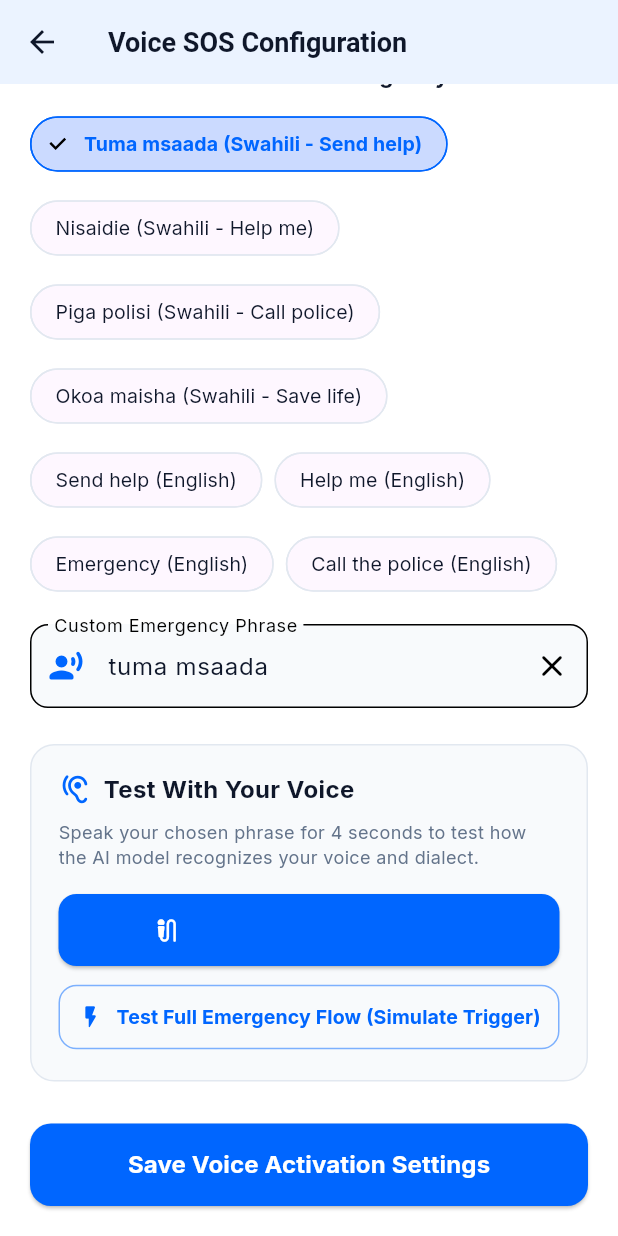
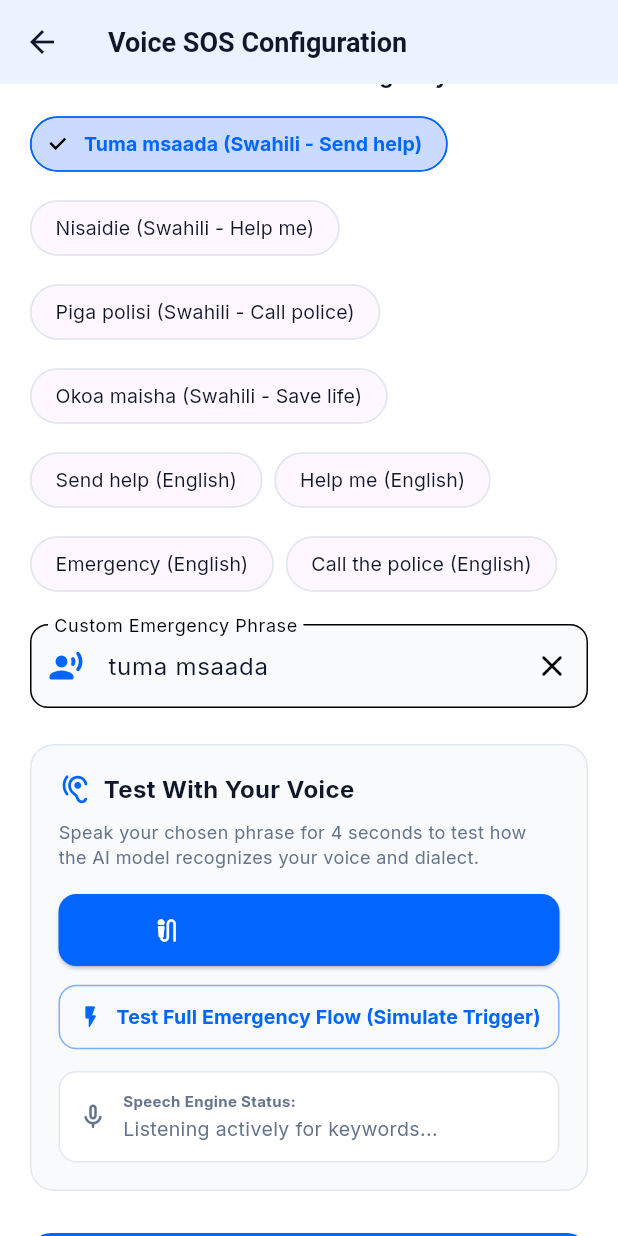
Before and after one commit to Joychepchumba/gps-safety-wearable, a Flutter app: the VoiceSettingsScreen screen opened by its route, scrolled down 291 dp, on a phone screen of 412 x 824 dp. Run offline on Flutter 3.47's test engine with Material 3 defaults, Android fonts, the phone set to English and light mode, and no system bars; our stand-ins replace flutter_blue_plus, flutter_local_notifications, flutter_map, geolocator, get_it, google_fonts and 8 more; missing offline and left inert: flutter_foreground_task, record; accounts and stored records are empty.

Commit message:
feat(voice): add live speech typing, concurrent audio recording, and continuous speech monitor

```diff
--- a/app/lib/features/emergency/screens/voice_settings_screen.dart
+++ b/app/lib/features/emergency/screens/voice_settings_screen.dart
@@ -1,3 +1,4 @@
+import 'dart:async';
 import 'package:flutter/material.dart';
 import 'package:provider/provider.dart';
 import '../../../core/constants/app_colors.dart';
@@ -19,6 +20,9 @@ class _VoiceSettingsScreenState extends State<VoiceSettingsScreen> {
   bool _isListeningEnabled = true;
   String _selectedPhrase = 'tuma msaada';
   bool _isTesting = false;
+  int _countdownSeconds = 0;
+  Timer? _countdownTimer;
+  String _liveHearingText = '';
   String? _testResultText;
   bool? _testResultMatched;
 
@@ -43,6 +47,7 @@ class _VoiceSettingsScreenState extends State<VoiceSettingsScreen> {
 
   @override
   void dispose() {
+    _countdownTimer?.cancel();
     _customPhraseController.dispose();
     super.dispose();
   }
@@ -56,33 +61,51 @@ class _VoiceSettingsScreenState extends State<VoiceSettingsScreen> {
       return;
     }
 
+    _countdownTimer?.cancel();
     setState(() {
       _isTesting = true;
+      _countdownSeconds = 4;
+      _liveHearingText = 'Listening... Speak your phrase now!';
       _testResultText = null;
       _testResultMatched = null;
     });
 
+    _countdownTimer = Timer.periodic(const Duration(seconds: 1), (timer) {
+      if (!mounted) {
+        timer.cancel();
+        return;
+      }
+      setState(() {
+        if (_countdownSeconds > 1) {
+          _countdownSeconds--;
+        } else {
+          _countdownSeconds = 0;
+          timer.cancel();
+        }
+      });
+    });
+
     final res = await _voiceService.recordAndTestPhrase(
       phraseToTest,
-      duration: const Duration(seconds: 6),
+      duration: const Duration(seconds: 4),
       onPartialHeard: (partial) {
         if (mounted) {
           setState(() {
-            _testResultText = 'Hearing: "$partial"...';
+            _liveHearingText = 'Hearing: "$partial"...';
           });
         }
       },
     );
 
+    _countdownTimer?.cancel();
     if (!mounted) return;
     setState(() {
       _isTesting = false;
+      _countdownSeconds = 0;
       if (res['success'] == true) {
         final transcription = res['transcription'] as String;
         final matched = res['matched'] as bool;
-        _testResultText = transcription.isNotEmpty
-            ? 'Model Heard: "$transcription"'
-            : 'Model did not catch clear speech. Speak clearly into mic.';
+        _testResultText = transcription;
         _testResultMatched = matched;
       } else {
         _testResultText = res['error'] ?? 'Audio verification failed';
@@ -288,7 +311,9 @@ class _VoiceSettingsScreenState extends State<VoiceSettingsScreen> {
                           )
                         : const Icon(Icons.mic_external_on_rounded, color: Colors.white),
                     label: Text(
-                      _isTesting ? 'Listening... Speak your phrase now!' : 'Record & Test Recognition',
+                      _isTesting
+                          ? 'Recording... ($_countdownSeconds s left)'
+                          : 'Record & Test Recognition',
                       style: const TextStyle(fontWeight: FontWeight.bold),
                     ),
                     style: ElevatedButton.styleFrom(
@@ -298,6 +323,35 @@ class _VoiceSettingsScreenState extends State<VoiceSettingsScreen> {
                     ),
                   ),
                   const SizedBox(height: 10),
+
+                  // Live Typing Indicator while testing
+                  if (_isTesting) ...[
+                    Container(
+                      margin: const EdgeInsets.only(top: 4, bottom: 8),
+                      padding: const EdgeInsets.all(12),
+                      decoration: BoxDecoration(
+                        color: AppColors.primary.withValues(alpha: 0.1),
+                        borderRadius: BorderRadius.circular(12),
+                        border: Border.all(color: AppColors.primary.withValues(alpha: 0.4)),
+                      ),
+                      child: Row(
+                        children: [
+                          const Icon(Icons.graphic_eq_rounded, color: AppColors.primary, size: 20),
+                          const SizedBox(width: 10),
+                          Expanded(
+                            child: Text(
+                              _liveHearingText,
+                              style: const TextStyle(
+                                fontSize: 13,
+                                fontWeight: FontWeight.bold,
+                                color: AppColors.primary,
+                              ),
+                            ),
+                          ),
+                        ],
+                      ),
+                    ),
+                  ],
 
                   // Simulation Button for Instant Verification
                   OutlinedButton.icon(
@@ -320,6 +374,61 @@ class _VoiceSettingsScreenState extends State<VoiceSettingsScreen> {
                       padding: const EdgeInsets.symmetric(vertical: 12),
                       shape: RoundedRectangleBorder(borderRadius: BorderRadius.circular(12)),
                     ),
+                  ),
+
+                  // Live Speech Monitor: Types what is heard continuously
+                  ValueListenableBuilder<String>(
+                    valueListenable: _voiceService.lastHeardWords,
+                    builder: (context, words, _) {
+                      return Container(
+                        margin: const EdgeInsets.only(top: 12),
+                        padding: const EdgeInsets.all(12),
+                        decoration: BoxDecoration(
+                          color: AppColors.background,
+                          borderRadius: BorderRadius.circular(12),
+                          border: Border.all(
+                            color: words.isNotEmpty
+                                ? AppColors.success.withValues(alpha: 0.6)
+                                : AppColors.border,
+                          ),
+                        ),
+                        child: Row(
+                          children: [
+                            Icon(
+                              words.isNotEmpty ? Icons.record_voice_over_rounded : Icons.mic_none_rounded,
+                              color: words.isNotEmpty ? AppColors.success : AppColors.textSecondary,
+                              size: 20,
+                            ),
+                            const SizedBox(width: 10),
+                            Expanded(
+                              child: Column(
+                                crossAxisAlignment: CrossAxisAlignment.start,
+                                children: [
+                                  Text(
+                                    words.isNotEmpty ? 'What was just heard:' : 'Speech Engine Status:',
+                                    style: TextStyle(
+                                      fontSize: 10,
+                                      fontWeight: FontWeight.bold,
+                                      color: words.isNotEmpty ? AppColors.success : AppColors.textSecondary,
+                                    ),
+                                  ),
+                                  const SizedBox(height: 2),
+                                  Text(
+                                    words.isNotEmpty ? '"$words"' : 'Listening actively for keywords...',
+                                    style: TextStyle(
+                                      fontSize: 13,
+                                      fontStyle: words.isNotEmpty ? FontStyle.italic : FontStyle.normal,
+                                      color: words.isNotEmpty ? AppColors.textPrimary : AppColors.textSecondary,
+                                      fontWeight: words.isNotEmpty ? FontWeight.w600 : FontWeight.normal,
+                                    ),
+                                  ),
+                                ],
+                              ),
+                            ),
+                          ],
+                        ),
+                      );
+                    },
                   ),
 
                   if (_testResultText != null) ...[
@@ -349,7 +458,7 @@ class _VoiceSettingsScreenState extends State<VoiceSettingsScreen> {
                               Text(
                                 _testResultMatched == true
                                     ? 'Recognition Matched & Verified!'
-                                    : 'Phrase Not Detected',
+                                    : 'Phrase Not Recognized',
                                 style: TextStyle(
                                   fontWeight: FontWeight.bold,
                                   color: _testResultMatched == true ? AppColors.success : AppColors.sosRed,
@@ -359,9 +468,16 @@ class _VoiceSettingsScreenState extends State<VoiceSettingsScreen> {
                           ),
                           const SizedBox(height: 6),
                           Text(
-                            _testResultText!,
-                            style: const TextStyle(fontSize: 13, color: AppColors.textPrimary),
+                            'Model Heard: "${_testResultText!}"',
+                            style: const TextStyle(fontSize: 13, fontWeight: FontWeight.bold, color: AppColors.textPrimary),
                           ),
+                          if (_testResultMatched != true) ...[
+                            const SizedBox(height: 4),
+                            Text(
+                              'Tip: Speak closer to phone mic. Model matches "${_customPhraseController.text.trim()}".',
+                              style: const TextStyle(fontSize: 11, color: AppColors.textSecondary),
+                            ),
+                          ],
                         ],
                       ),
                     ),
```
Also changed, not shown: app/lib/features/emergency/services/voice_activation_service.dart (+88 -76 lines).
